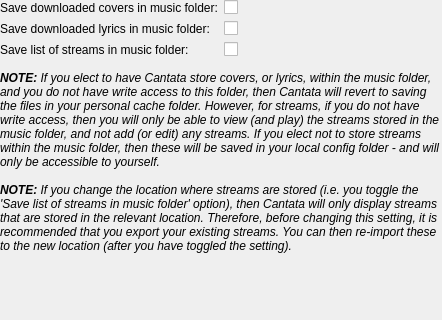
Before: the Qt Designer form gui/filesettings.ui in polpo/cantata-mac, drawn with Qt 5; both pictures show x 0 to 442 and y 0 to 320 of the 442 by 602 pixel window.
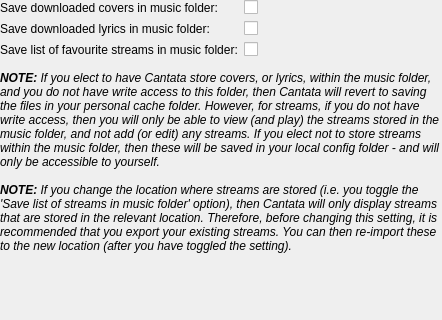
After: the same form once the commit is applied. Custom widgets are drawn as their Qt base class.

Commit message: Simplify streams page

```diff
--- a/gui/filesettings.ui
+++ b/gui/filesettings.ui
@@ -49,7 +49,7 @@
      <item row="2" column="0">
       <widget class="QLabel" name="label">
        <property name="text">
-        <string>Save list of streams in music folder:</string>
+        <string>Save list of favourite streams in music folder:</string>
        </property>
        <property name="buddy">
         <cstring>storeStreamsInMpdDir</cstring>
```
The commit also changes 294 other files.
